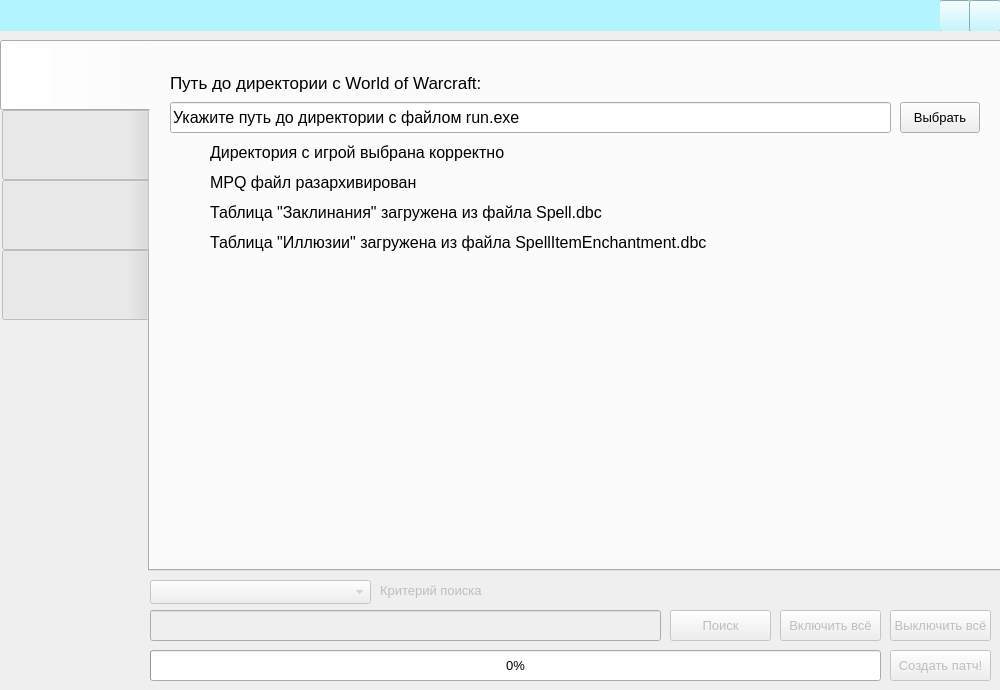
The window that QtGui/siruspatcherwindow.ui (MrSago/SirusPatcher) describes before a commit, drawn with Qt 5.
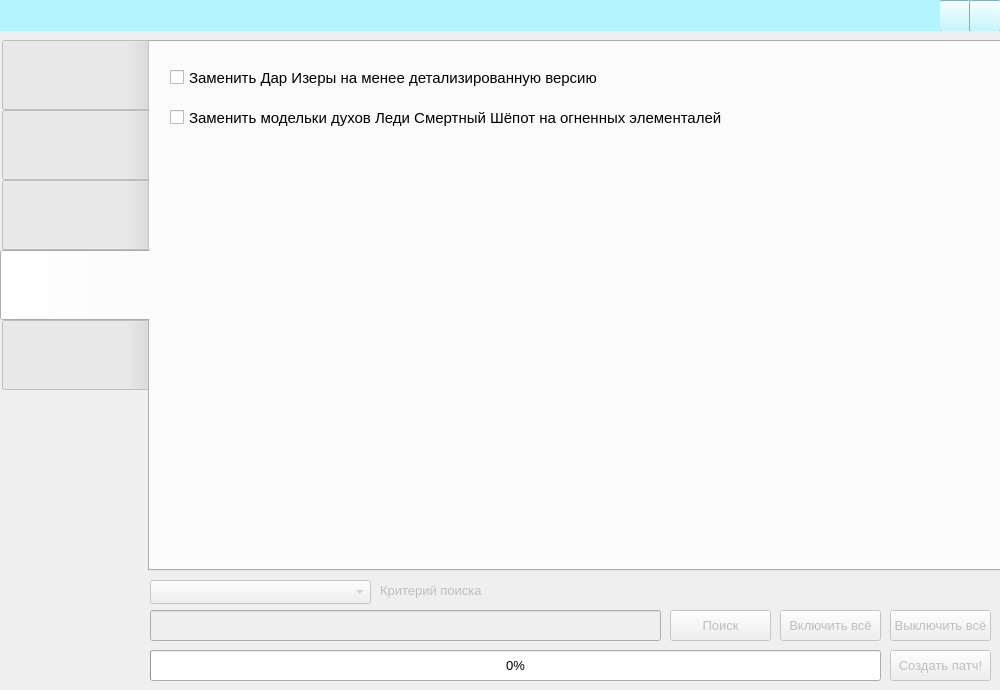
The same window after the commit. The open tabs and pages were chosen to show the change. Icons and pictures are not drawn. Custom widgets are drawn as their Qt base class.

Commit message: features is so soon

Patch:
```diff
--- a/QtGui/siruspatcherwindow.ui
+++ b/QtGui/siruspatcherwindow.ui
@@ -377,7 +377,7 @@
         </font>
        </property>
        <property name="text">
-        <string>MPQ файл разархивирован</string>
+        <string>Файл patch-ruRU-4.mpq разархивирован</string>
        </property>
       </widget>
       <widget class="QLabel" name="InitSpellStatus">
@@ -522,6 +522,57 @@
       </attribute>
      </widget>
     </widget>
+    <widget class="QWidget" name="FeaturesTab">
+     <attribute name="title">
+      <string/>
+     </attribute>
+     <widget class="QWidget" name="FeaturesWidget" native="true">
+      <property name="geometry">
+       <rect>
+        <x>10</x>
+        <y>10</y>
+        <width>831</width>
+        <height>511</height>
+       </rect>
+      </property>
+      <widget class="QCheckBox" name="YseraCheckBox">
+       <property name="geometry">
+        <rect>
+         <x>10</x>
+         <y>10</y>
+         <width>811</width>
+         <height>31</height>
+        </rect>
+       </property>
+       <property name="font">
+        <font>
+         <pointsize>11</pointsize>
+        </font>
+       </property>
+       <property name="text">
+        <string>Заменить Дар Изеры на менее детализированную версию</string>
+       </property>
+      </widget>
+      <widget class="QCheckBox" name="SpiritLadyCheckBox">
+       <property name="geometry">
+        <rect>
+         <x>10</x>
+         <y>50</y>
+         <width>811</width>
+         <height>31</height>
+        </rect>
+       </property>
+       <property name="font">
+        <font>
+         <pointsize>11</pointsize>
+        </font>
+       </property>
+       <property name="text">
+        <string>Заменить модельки духов Леди Смертный Шёпот на огненных элементалей</string>
+       </property>
+      </widget>
+     </widget>
+    </widget>
     <widget class="QWidget" name="AboutTab">
      <attribute name="title">
       <string/>
```
Left out of the diff: 1 changed line with no effect on the pictures. The commit also changes 3 other files.
